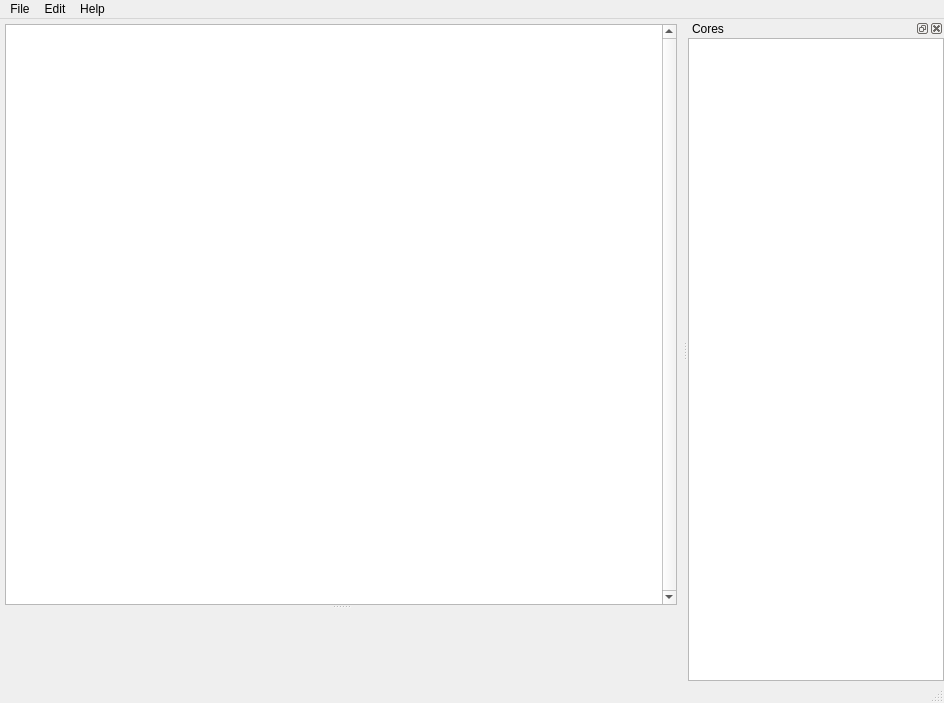
Old version of the form IntPe9/Ui/Main.ui in the repository AxDSan/IntPe9-1.
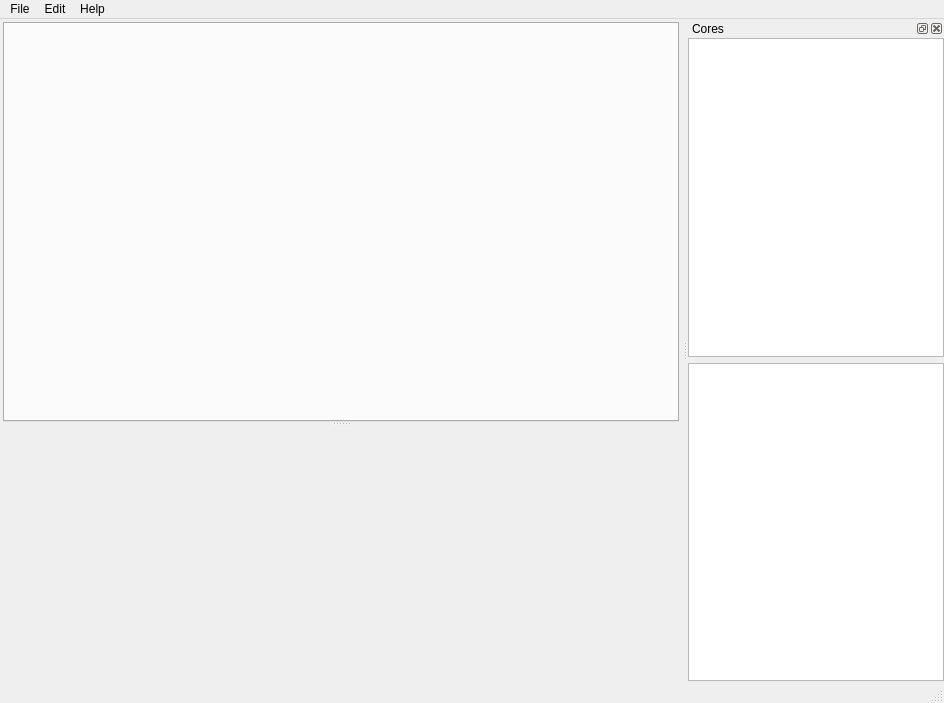
New version of the form. Icons and pictures are not drawn.

Commit message: Reworked injection/communication etc once again to support real multi packet editing/sniffing (atm working but far from done)

Patch:
```diff
--- a/IntPe9/Ui/Main.ui
+++ b/IntPe9/Ui/Main.ui
@@ -25,119 +25,30 @@
     <property name="spacing">
      <number>0</number>
     </property>
-    <item row="0" column="0">
+    <item row="1" column="0">
      <widget class="QWidget" name="widget" native="true">
-      <layout class="QGridLayout" name="gridLayout">
-       <property name="margin">
-        <number>5</number>
-       </property>
+      <layout class="QVBoxLayout" name="verticalLayout_2">
        <property name="spacing">
-        <number>0</number>
+        <number>3</number>
        </property>
-       <item row="0" column="0">
+       <property name="margin">
+        <number>3</number>
+       </property>
+       <item>
         <widget class="QSplitter" name="splitter">
-         <property name="frameShape">
-          <enum>QFrame::NoFrame</enum>
-         </property>
-         <property name="frameShadow">
-          <enum>QFrame::Plain</enum>
-         </property>
-         <property name="lineWidth">
-          <number>1</number>
-         </property>
          <property name="orientation">
           <enum>Qt::Vertical</enum>
          </property>
-         <property name="opaqueResize">
-          <bool>true</bool>
-         </property>
-         <property name="childrenCollapsible">
-          <bool>false</bool>
-         </property>
-         <widget class="QTableView" name="packetList">
+         <widget class="QTabWidget" name="tabPackets">
           <property name="minimumSize">
            <size>
             <width>0</width>
-            <height>100</height>
+            <height>400</height>
            </size>
           </property>
-          <property name="font">
-           <font>
-            <family>Consolas</family>
-           </font>
+          <property name="currentIndex">
+           <number>-1</number>
           </property>
-          <property name="frameShadow">
-           <enum>QFrame::Plain</enum>
-          </property>
-          <property name="midLineWidth">
-           <number>0</number>
-          </property>
-          <property name="verticalScrollBarPolicy">
-           <enum>Qt::ScrollBarAlwaysOn</enum>
-          </property>
-          <property name="horizontalScrollBarPolicy">
-           <enum>Qt::ScrollBarAsNeeded</enum>
-          </property>
-          <property name="editTriggers">
-           <set>QAbstractItemView::NoEditTriggers</set>
-          </property>
-          <property name="showDropIndicator" stdset="0">
-           <bool>false</bool>
-          </property>
-          <property name="dragDropOverwriteMode">
-           <bool>false</bool>
-          </property>
-          <property name="alternatingRowColors">
-           <bool>true</bool>
-          </property>
-          <property name="selectionMode">
-           <enum>QAbstractItemView::SingleSelection</enum>
-          </property>
-          <property name="selectionBehavior">
-           <enum>QAbstractItemView::SelectRows</enum>
-          </property>
-          <property name="iconSize">
-           <size>
-            <width>0</width>
-            <height>0</height>
-           </size>
-          </property>
-          <property name="textElideMode">
-           <enum>Qt::ElideMiddle</enum>
-          </property>
-          <property name="verticalScrollMode">
-           <enum>QAbstractItemView::ScrollPerPixel</enum>
-          </property>
-          <property name="gridStyle">
-           <enum>Qt::SolidLine</enum>
-          </property>
-          <property name="wordWrap">
-           <bool>false</bool>
-          </property>
-          <property name="cornerButtonEnabled">
-           <bool>false</bool>
-          </property>
-          <attribute name="horizontalHeaderCascadingSectionResizes">
-           <bool>false</bool>
-          </attribute>
-          <attribute name="horizontalHeaderDefaultSectionSize">
-           <number>60</number>
-          </attribute>
-          <attribute name="horizontalHeaderHighlightSections">
-           <bool>false</bool>
-          </attribute>
-          <attribute name="horizontalHeaderStretchLastSection">
-           <bool>true</bool>
-          </attribute>
-          <attribute name="verticalHeaderVisible">
-           <bool>false</bool>
-          </attribute>
-          <attribute name="verticalHeaderDefaultSectionSize">
-           <number>17</number>
-          </attribute>
-          <attribute name="verticalHeaderHighlightSections">
-           <bool>false</bool>
-          </attribute>
          </widget>
          <widget class="QWidget" name="widget2" native="true">
           <layout class="QHBoxLayout" name="horizontalLayout"/>
@@ -246,6 +157,9 @@
        </attribute>
       </widget>
      </item>
+     <item>
+      <widget class="QTableView" name="tableActive"/>
+     </item>
     </layout>
    </widget>
   </widget>
```
Left out of the diff: 2 changed lines with no effect on the pictures. The commit also changes 15 other files.
